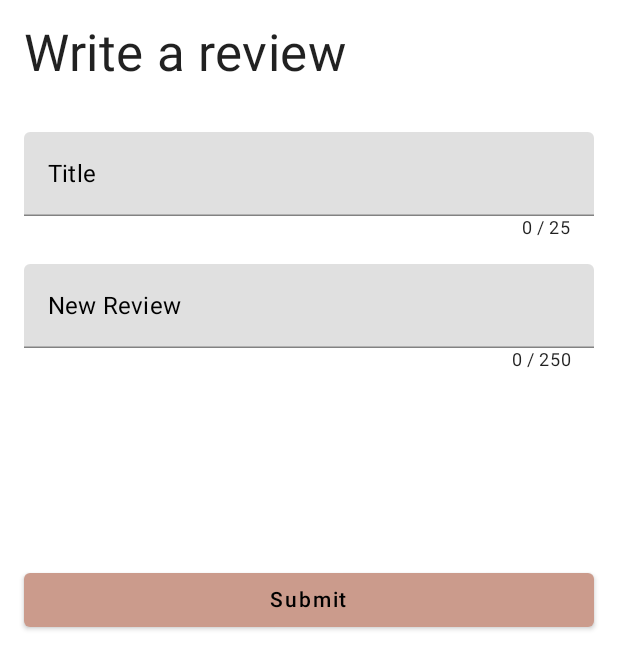
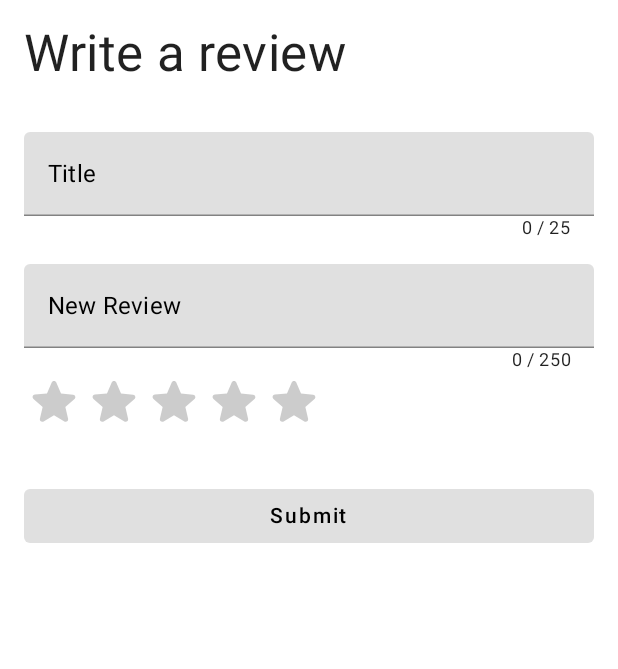
Before and after one commit to arttujo/thesis, an Android app built with Jetpack Compose: the @Preview function NewReviewPreview, on a phone screen of 412 x 824 dp. Shown: the top 669 px of the screen. Run offline under Robolectric (Android 15) with nearby library versions, the phone set to English and light mode, and no system bars; our stand-ins replace livedata-compose.

```diff
--- a/app/build.gradle
+++ b/app/build.gradle
@@ -2,6 +2,10 @@ plugins {
     id 'com.android.application'
     id 'kotlin-android'
 }
+
+def apiKeyLoc = rootProject.file("local.properties")
+def apiKeyProperties = new Properties()
+apiKeyProperties.load(new FileInputStream(apiKeyLoc))
 
 android {
     compileSdk 31
@@ -12,6 +16,8 @@ android {
         targetSdk 31
         versionCode 1
         versionName "1.0"
+
+        buildConfigField "String", "RAWG_APIKEY", apiKeyProperties['RAWG_APIKEY']
 
         testInstrumentationRunner "androidx.test.runner.AndroidJUnitRunner"
         vectorDrawables {
--- a/app/src/main/java/com/example/ratingsapp/features/main/MainViewModel.kt
+++ b/app/src/main/java/com/example/ratingsapp/features/main/MainViewModel.kt
@@ -9,15 +9,17 @@ import androidx.lifecycle.ViewModel
 import androidx.lifecycle.viewModelScope
 import androidx.navigation.NavController
 import com.example.ratingsapp.PreferenceKeys
+import com.example.ratingsapp.api.RawgApiHelper
 import com.example.ratingsapp.models.Author
 import com.example.ratingsapp.repositories.MainRepository
+import com.example.ratingsapp.repositories.RawgRepository
 import com.google.gson.Gson
 import kotlinx.coroutines.flow.Flow
 import kotlinx.coroutines.flow.collect
 import kotlinx.coroutines.flow.map
 import kotlinx.coroutines.launch
 
-class MainViewModel(private val mainRepository: MainRepository, private val dataStore: DataStore<Preferences>):ViewModel() {
+class MainViewModel(private val mainRepository: MainRepository, private val dataStore: DataStore<Preferences>, private val rawgRepository: RawgRepository):ViewModel() {
 
     val repository = mainRepository
 
--- a/app/src/main/java/com/example/ratingsapp/features/review/NewReviewScreen.kt
+++ b/app/src/main/java/com/example/ratingsapp/features/review/NewReviewScreen.kt
@@ -1,16 +1,15 @@
 package com.example.ratingsapp.features.review
 
-import androidx.compose.foundation.layout.fillMaxWidth
-import androidx.compose.foundation.layout.height
-import androidx.compose.foundation.layout.padding
-import androidx.compose.material.Button
-import androidx.compose.material.MaterialTheme
-import androidx.compose.material.Scaffold
-import androidx.compose.material.Text
+import androidx.compose.foundation.clickable
+import androidx.compose.foundation.layout.*
+import androidx.compose.material.*
 import androidx.compose.runtime.Composable
 import androidx.compose.runtime.getValue
 import androidx.compose.runtime.livedata.observeAsState
+import androidx.compose.ui.Alignment
 import androidx.compose.ui.Modifier
+import androidx.compose.ui.graphics.Color
+import androidx.compose.ui.res.painterResource
 import androidx.compose.ui.res.stringResource
 import androidx.compose.ui.tooling.preview.Preview
 import androidx.compose.ui.unit.dp
@@ -48,6 +47,7 @@ fun NewReviewScreenContent(vm: NewReviewViewModel) {
 
     val titleInput by vm.titleInput.observeAsState()
     val reviewInput by vm.reviewInput.observeAsState()
+    val rating by vm.reviewScore.observeAsState()
 
         ColumnWithDefaultMargin {
             Text(text = stringResource(id = R.string.write_review), style = MaterialTheme.typography.h4)
@@ -62,18 +62,58 @@ fun NewReviewScreenContent(vm: NewReviewViewModel) {
                 charLimit = 250,
                 hint = stringResource(id = R.string.new_review),
                 modifier = Modifier
-                    .padding(top = 16.dp)
-                    .height(200.dp),
+                    .padding(top = 16.dp),
                 inputValue = reviewInput!!,
                 onChange = { vm.onReviewInput(it) })
 
-            Button(onClick = { vm.createReview() }, modifier = Modifier.fillMaxWidth()) {
+            RatingBar(score = rating!!)
+
+            Button(
+                onClick = { vm.createReview() },
+                modifier = Modifier.fillMaxWidth().padding(top = 32.dp),
+                enabled = !titleInput.isNullOrEmpty() && !reviewInput.isNullOrEmpty() && rating!! > 0){
                 Text(text = stringResource(id = R.string.submit_review))
             }
 
         }
 
 }
+
+
+@Composable
+fun RatingBar(score: Int, modifier: Modifier = Modifier) {
+    Row(
+        modifier = modifier,
+        verticalAlignment = Alignment.CenterVertically,
+        horizontalArrangement = Arrangement.Center){
+        for (i in 1..5) {
+
+            val iconMod = Modifier
+                .width(40.dp)
+                .height(40.dp).clickable {
+
+                }
+            if (i<=score) {
+                Icon(
+                    modifier = iconMod,
+                    painter = painterResource(id = R.drawable.ic_star),
+                    contentDescription = stringResource(id = R.string.star),
+                    tint = Color.Black
+                )
+            } else {
+                Icon(
+                    modifier = iconMod,
+                    painter = painterResource(id = R.drawable.ic_star),
+                    contentDescription = stringResource(id = R.string.star),
+                    tint = Color.LightGray
+                )
+            }
+        }
+    }
+}
+
+
+
 
 @Preview(showBackground = true)
 @Composable
@@ -88,6 +128,7 @@ class NewReviewViewModel: ViewModel() {
     private lateinit var mainViewModel: MainViewModel
     var gameId = MutableLiveData<Int>()
     var hasInit = false
+
     fun init (mainViewModel: MainViewModel, gameId: Int) {
         this.mainViewModel = mainViewModel
         this.gameId.value = gameId
@@ -97,11 +138,13 @@ class NewReviewViewModel: ViewModel() {
     val successEvent = MutableLiveData<Event<Boolean>>()
     val errorEvent = MutableLiveData<Event<Boolean>>()
 
-    val author = mainViewModel.loggedInAs.value
+    val author by lazy {
+        mainViewModel.loggedInAs.value
+    }
 
     val titleInput = MutableLiveData("")
 
-    val reviewScore = MutableLiveData<Int>()
+    val reviewScore = MutableLiveData<Int>().apply { value = 0 }
 
     fun onTitleInputChange(input: String) {
         titleInput.value = input
```
Also changed, not shown: app/src/main/java/com/example/ratingsapp/MainActivity.kt (+6 -3 lines), app/src/main/java/com/example/ratingsapp/api/RawgApiService.kt (added, +42 -0 lines), app/src/main/java/com/example/ratingsapp/repositories/RawgRepository.kt (added, +11 -0 lines).
